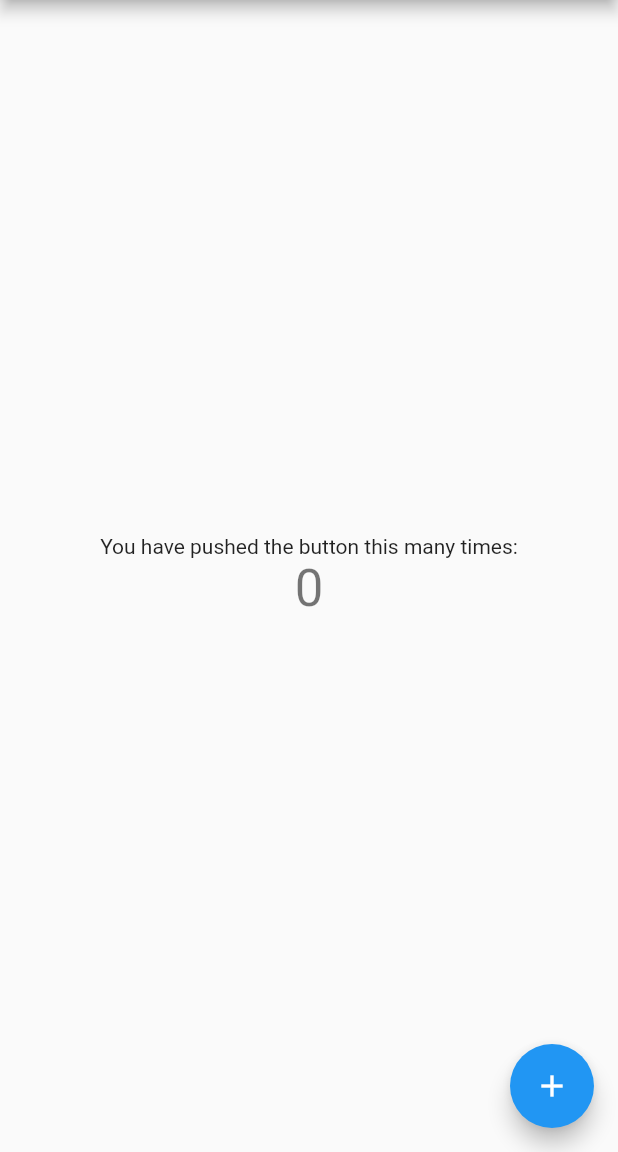
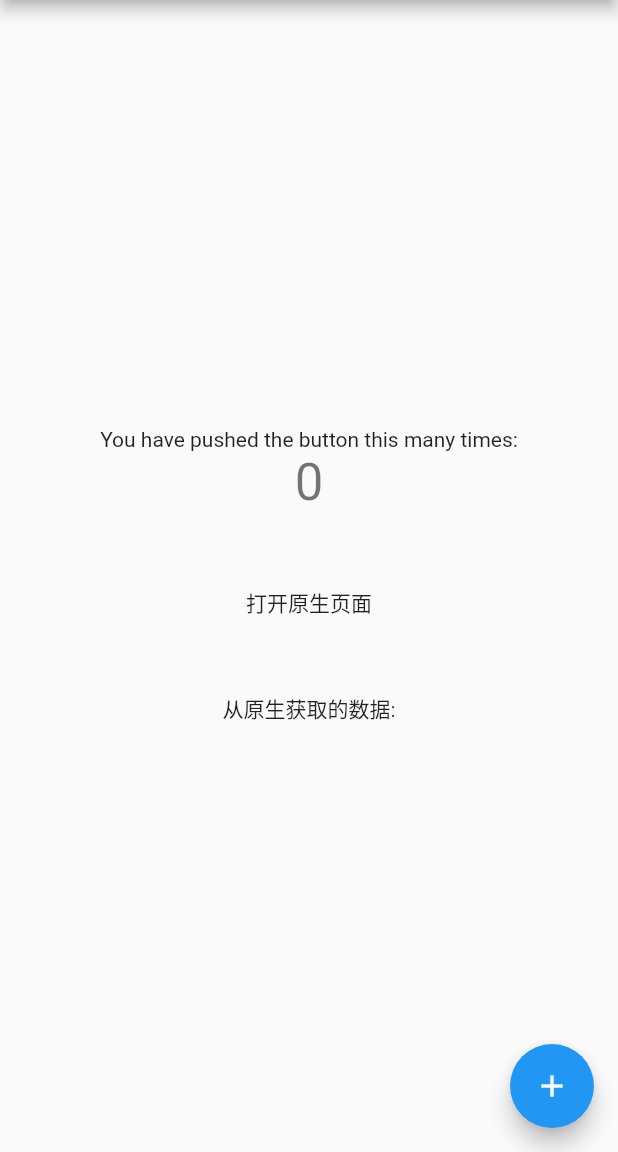
Before and after one commit to nature0101/flutter_ohos_demo, a Flutter app: the screen it shows after launch, on a phone screen of 412 x 824 dp, the part 84-1236 px from its top. Run offline on Flutter 3.47's test engine with Material 2 defaults, Android fonts, the phone set to English and light mode, and no system bars; our stand-ins replace shared_preferences; missing offline and left inert: pigeon.

```diff
--- a/lib/main.dart
+++ b/lib/main.dart
@@ -1,6 +1,8 @@
 import 'package:flutter/material.dart';
 import 'package:shared_preferences/shared_preferences.dart';
 import 'dart:async';
+
+import 'native_channel.dart';
 
 void main() {
   runApp(const MyApp());
@@ -33,6 +35,8 @@ class MyHomePage extends StatefulWidget {
 
 class _MyHomePageState extends State<MyHomePage> {
   int _counter = 0;
+  OpenNativePlugin native = OpenNativePlugin();
+  String localData = "";
 
   void _incrementCounter() {
     setState(() {
@@ -80,6 +84,24 @@ class _MyHomePageState extends State<MyHomePage> {
               '$_counter',
               style: Theme.of(context).textTheme.headlineMedium,
             ),
+            const SizedBox(height: 50),
+            InkWell(
+              child: const Text('打开原生页面'),
+              onTap: () {
+                native.openNative("我是flutter来的数据");
+              },
+            ),
+            const SizedBox(height: 50),
+            InkWell(
+              child: Text('从原生获取的数据:${localData}'),
+              onTap: () {
+                native.getDataFromNative({"key": "flutter"}).then((value) {
+                  setState(() {
+                    localData = value ?? "";
+                  });
+                });
+              },
+            ),
           ],
         ),
       ),
```
